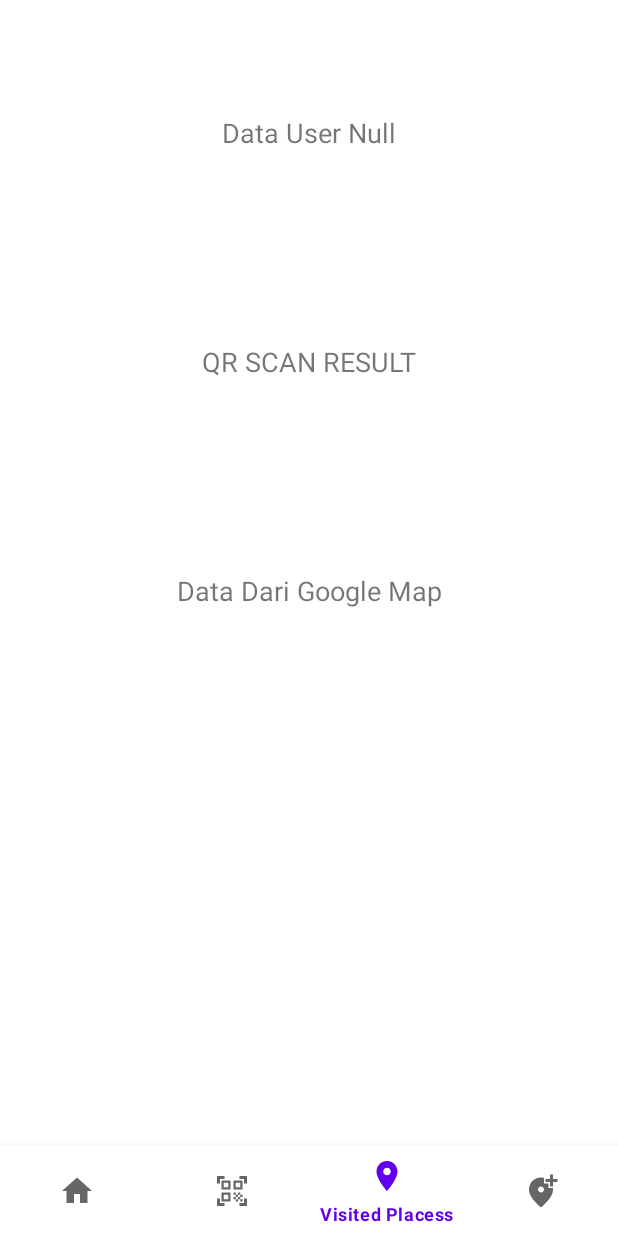
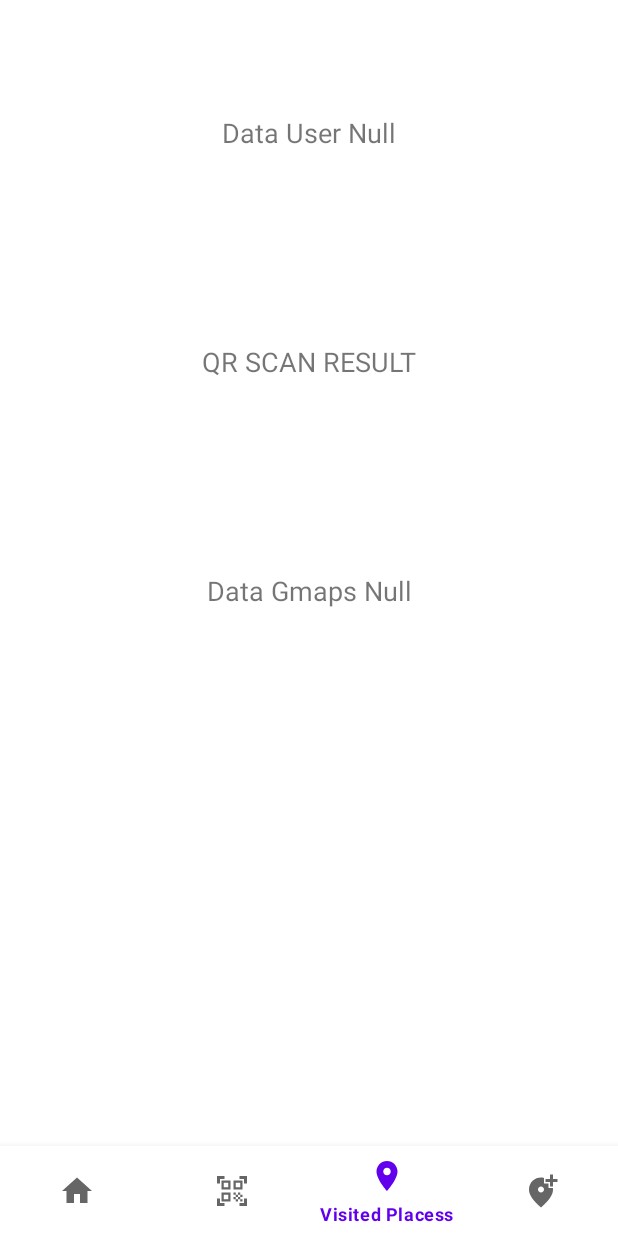
Before and after one commit to joseferic/SafeBlock, an Android app: the screen it shows after launch (MainActivity), item 3 of the bottom bar chosen, on a phone screen of 412 x 824 dp. Run offline under Robolectric (Android 15) with nearby library versions, the phone set to English and light mode, and no system bars; libraries missing offline, so code that uses them is left out: com.google.zxing.integration, org.web3j.crypto, org.web3j.protocol, org.web3j.tx; pictures from the network do not load; 7 statements that could not run were skipped.

Commit message:
send data from maps to other fragment using shared preference

```diff
--- a/app/src/main/java/com/example/safeblock/HistoryUserFragment.java
+++ b/app/src/main/java/com/example/safeblock/HistoryUserFragment.java
@@ -7,16 +7,17 @@ import android.content.Intent;
 import android.content.SharedPreferences;
 import android.os.Bundle;
 
-import androidx.annotation.Nullable;
+
 import androidx.fragment.app.Fragment;
 
 import android.util.Log;
 import android.view.LayoutInflater;
 import android.view.View;
 import android.view.ViewGroup;
-import android.widget.Toast;
+
 
 import com.example.safeblock.databinding.FragmentHistoryUserBinding;
+import com.google.android.libraries.places.api.model.Place;
 import com.google.gson.Gson;
 import com.google.zxing.integration.android.IntentIntegrator;
 import com.google.zxing.integration.android.IntentResult;
@@ -40,6 +41,15 @@ public class HistoryUserFragment extends Fragment {
         }
         else{
             binding.historyuserTv.setText("Data User Null");
+        }
+        Gson gson_place = new Gson();
+        String json_place_data =  preferences.getString("Data Place","");
+        PlaceData obj_place = gson_place.fromJson(json_place_data,PlaceData.class);
+        if (obj_place !=null){
+            binding.tvTestDataGmaps.setText(obj_place.toString());
+        }
+        else{
+            binding.tvTestDataGmaps.setText("Data Gmaps Null");
         }
        // binding.historyuserTv.setText(obj.toString());
         return binding.getRoot();
--- a/app/src/main/java/com/example/safeblock/UserDataFragment.java
+++ b/app/src/main/java/com/example/safeblock/UserDataFragment.java
@@ -51,12 +51,6 @@ public class UserDataFragment extends Fragment {
                 String json = gson.toJson(data);
                 prefsEditor.putString("Data", json);
                 prefsEditor.commit();
-
-
-//                To retrieve:
-//                Gson gson = new Gson();
-//                String json = mPrefs.getString("data", "");
-//                MyObject obj = gson.fromJson(json, MyObject.class);
             }
         });
 
```
Also changed, not shown: app/src/main/java/com/example/safeblock/AddPlacesFragment.java (+16 -0 lines), app/src/main/java/com/example/safeblock/PlaceData.java (+16 -1 lines).
